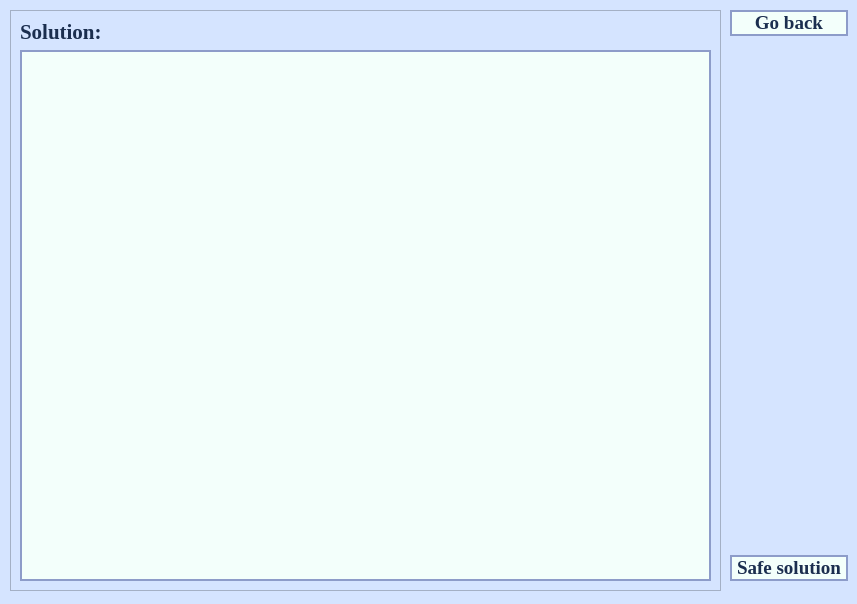
The window that QT/solving.ui (MilaHalko/-oursework) describes before a commit, drawn with Qt 5.
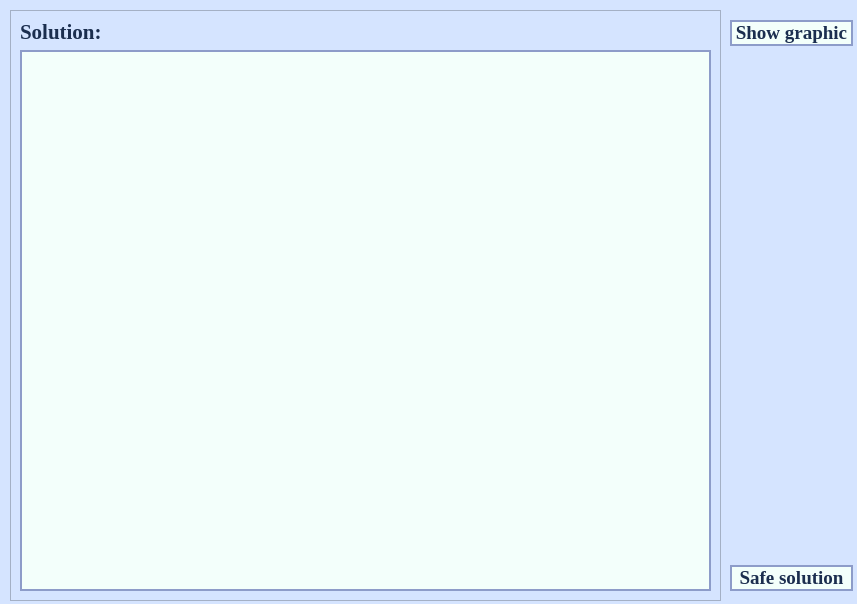
The same window after the commit.

Diff of the .ui file:
```diff
--- a/QT/solving.ui
+++ b/QT/solving.ui
@@ -20,8 +20,8 @@
    <property name="geometry">
     <rect>
      <x>730</x>
-     <y>10</y>
-     <width>118</width>
+     <y>20</y>
+     <width>123</width>
      <height>571</height>
     </rect>
    </property>
@@ -44,7 +44,7 @@
 border: 1.5px solid rgb(141, 156, 201);</string>
       </property>
       <property name="text">
-       <string>Go back</string>
+       <string>Show graphic</string>
       </property>
      </widget>
     </item>
@@ -91,7 +91,7 @@
      <x>10</x>
      <y>10</y>
      <width>711</width>
-     <height>581</height>
+     <height>591</height>
     </rect>
    </property>
    <layout class="QVBoxLayout" name="verticalLayout_2">
@@ -106,7 +106,7 @@
          <x>0</x>
          <y>0</y>
          <width>707</width>
-         <height>577</height>
+         <height>587</height>
         </rect>
        </property>
        <layout class="QVBoxLayout" name="verticalLayout_3">
```
Left out of the diff: 21 changed lines with no effect on the pictures.
